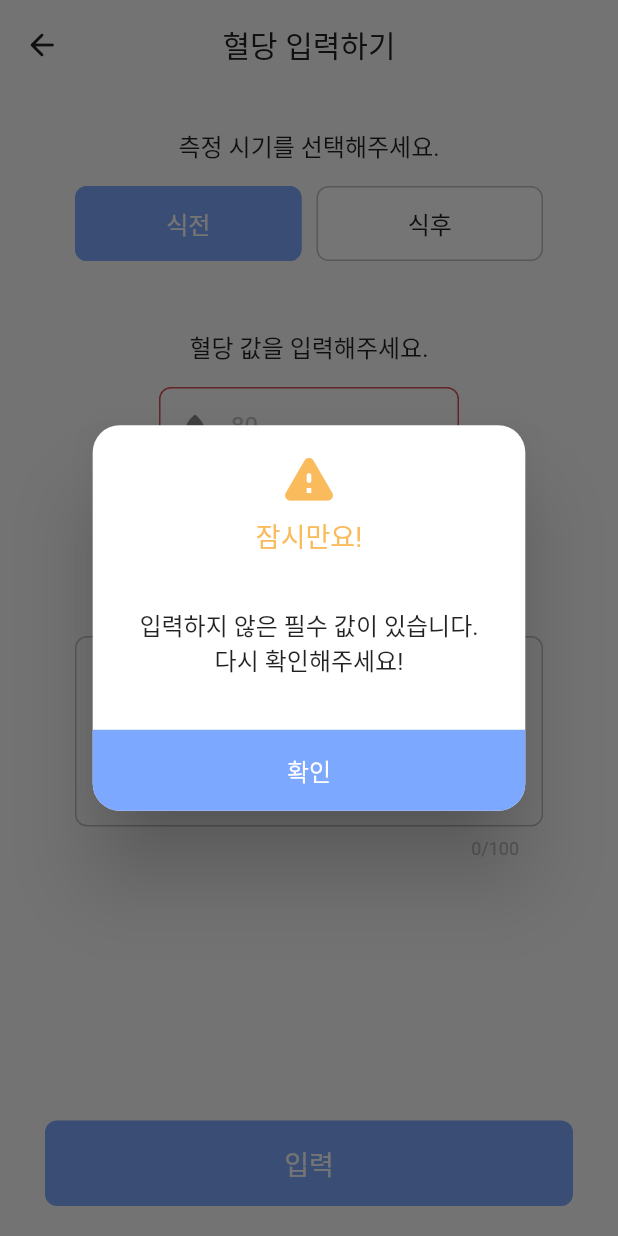
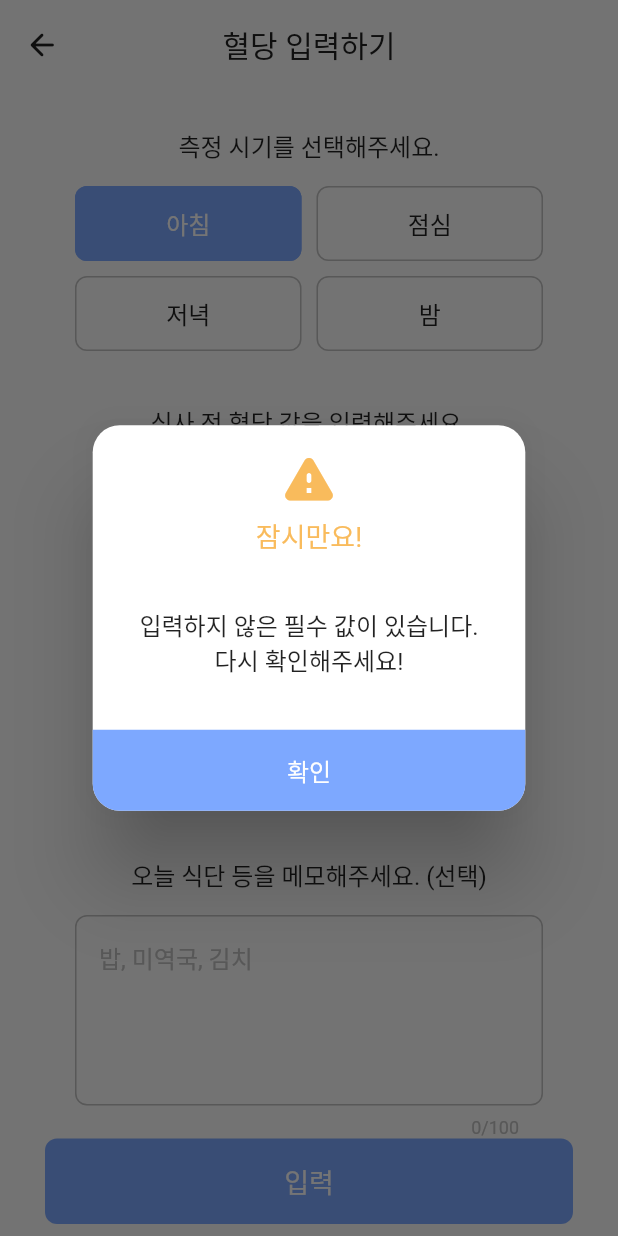
Before and after one commit to wkkyu088/senior_health_care, a Flutter app: the BloodSugarInputScreen screen opened directly, after a tap on "입력", on a phone screen of 412 x 824 dp. Run offline on Flutter 3.47's test engine with Material 2 defaults, Android fonts, the light colour scheme and no system bars; our stand-ins replace carousel_slider, cloud_firestore, firebase_auth, firebase_core, fluttertoast, google_sign_in and 1 more; accounts and stored records are empty; Roboto replaces fonts that are missing (PretendardB, PretendardM).

Commit message:
혈당 식전 식후로 나눠서 입력, 토글버튼 배경 색상 변경

```diff
--- a/lib/screens/inputScreens/blood_pressure_input.dart
+++ b/lib/screens/inputScreens/blood_pressure_input.dart
@@ -73,7 +73,7 @@ class _BloodPressureInputScreenState extends State<BloodPressureInputScreen> {
         },
         style: TextButton.styleFrom(
           primary: kGrey,
-          backgroundColor: selected == idx ? kMain : kWhite,
+          backgroundColor: selected == idx ? kMain : kBackground,
           shape: RoundedRectangleBorder(
             side: BorderSide(color: selected == idx ? kMain : kGrey, width: 1),
             borderRadius: kBorderRadiusS,
--- a/lib/screens/inputScreens/blood_sugar_input.dart
+++ b/lib/screens/inputScreens/blood_sugar_input.dart
@@ -19,10 +19,12 @@ class BloodSugarInputScreen extends StatefulWidget {
 class _BloodSugarInputScreenState extends State<BloodSugarInputScreen> {
   String date = DateFormat('yyyyMMdd').format(DateTime.now());
   int selected = 0;
-  List<String> selectName = ["식전", "식후"];
-  final valueCont = TextEditingController();
+  List<String> selectName = ["아침", "점심", "저녁", "밤"];
+  final beforeCont = TextEditingController();
+  final afterCont = TextEditingController();
   final memoCont = TextEditingController();
-  bool isValueEmpty = false;
+  bool isBeforeEmpty = false;
+  bool isAfterEmpty = false;
 
   void initData() async {
     final users = FirebaseFirestore.instance.collection('users').doc(uid);
@@ -62,7 +64,7 @@ class _BloodSugarInputScreenState extends State<BloodSugarInputScreen> {
         },
         style: TextButton.styleFrom(
           primary: kGrey,
-          backgroundColor: selected == idx ? kMain : kWhite,
+          backgroundColor: selected == idx ? kMain : kBackground,
           shape: RoundedRectangleBorder(
             side: BorderSide(color: selected == idx ? kMain : kGrey, width: 1),
             borderRadius: kBorderRadiusS,
@@ -87,6 +89,8 @@ class _BloodSugarInputScreenState extends State<BloodSugarInputScreen> {
           child: Column(
             children: [
               description("측정 시기를 선택해주세요."),
+              Column(
+                children: [
                   Row(
                     mainAxisAlignment: MainAxisAlignment.center,
                     children: [
@@ -95,16 +99,36 @@ class _BloodSugarInputScreenState extends State<BloodSugarInputScreen> {
                       radioButton(selectName[1], 1),
                     ],
                   ),
-              const SizedBox(height: 30),
+                  const SizedBox(height: 10),
+                  Row(
+                    mainAxisAlignment: MainAxisAlignment.center,
+                    children: [
+                      radioButton(selectName[2], 2),
+                      const SizedBox(width: 10),
+                      radioButton(selectName[3], 3),
+                    ],
+                  ),
+                ],
+              ),
+              const SizedBox(height: 20),
               customField(
-                "혈당 값을 입력해주세요.",
-                valueCont,
+                "식사 전 혈당 값을 입력해주세요.",
+                beforeCont,
                 Icons.water_drop_rounded,
                 "mg/dL",
                 "80",
-                isValueEmpty,
+                isBeforeEmpty,
               ),
-              const SizedBox(height: 30),
+              const SizedBox(height: 10),
+              customField(
+                "식사 후 혈당 값을 입력해주세요.",
+                afterCont,
+                Icons.water_drop_rounded,
+                "mg/dL",
+                "140",
+                isAfterEmpty,
+              ),
+              const SizedBox(height: 20),
               customMultiField(
                 screenWidth,
                 "오늘 식단 등을 메모해주세요. (선택)",
@@ -117,77 +141,61 @@ class _BloodSugarInputScreenState extends State<BloodSugarInputScreen> {
                   children: [
                     TextButton(
                       onPressed: () async {
-                        if (valueCont.text == "") {
+                        if (beforeCont.text == "" || afterCont.text == "") {
                           showWarningDialog(
                               context, "입력하지 않은 필수 값이 있습니다.\n다시 확인해주세요!");
-                          isValueEmpty = true;
+                          if (beforeCont.text == "") {
+                            isBeforeEmpty = true;
                             setState(() {});
+                          }
+                          if (afterCont.text == "") {
+                            isAfterEmpty = true;
+                            setState(() {});
+                          }
                         } else {
-                          int value = int.parse(valueCont.text);
+                          int before = int.parse(beforeCont.text);
+                          int after = int.parse(afterCont.text);
 
                           print(
-                              "$date ${selectName[selected]} $value ${memoCont.text}");
+                              "$date ${selectName[selected]} $before $after ${memoCont.text}");
 
-                          await InputManager.setBloodSugar(uid, date,
-                              selectName[selected], value, memoCont.text);
+                          await InputManager.setBloodSugar(
+                              uid,
+                              date,
+                              selectName[selected],
+                              before,
+                              after,
+                              memoCont.text);
 
                           if (!mounted) return;
-                          if (selected == 0) {
-                            if (value < 100) {
+
+                          if (before < 100 || after < 140) {
                             showResultDialog(
                               context,
                               "정상",
                               "safe",
-                                "식사 전\n혈당 값 : $value mg/dL",
+                              "식사 전 혈당 값 : $before mg/dL\n식사 후 혈당 값 : $after mg/dL",
                               const BloodSugarResultScreen(),
                             );
-                            } else if (value >= 100 && value <= 125) {
+                          } else if ((before >= 100 && before <= 125) ||
+                              (after >= 140 && after <= 199)) {
                             showResultDialog(
                               context,
                               "당뇨 전단계",
                               "warn",
-                                "식사 전\n혈당 값 : $value mg/dL",
+                              "식사 전 혈당 값 : $before mg/dL\n식사 후 혈당 값 : $after mg/dL",
                               const BloodSugarResultScreen(),
                             );
-                            } else if (value >= 126) {
+                          } else if (before >= 126 || after >= 200) {
                             showResultDialog(
                               context,
                               "당뇨병",
                               "danger",
-                                "식사 전\n혈당 값 : $value mg/dL",
+                              "식사 전 혈당 값 : $before mg/dL\n식사 후 혈당 값 : $after mg/dL",
                               const BloodSugarResultScreen(),
                             );
                           } else {
                             showWarningDialog(context, "측정 불가");
-                            }
-                          } else {
-                            if (value < 140) {
-                              showResultDialog(
-                                context,
-                                "정상",
-                                "safe",
-                                "식사 후\n혈당 값 : $value mg/dL",
-                                const BloodSugarResultScreen(),
-                              );
-                            } else if (value >= 140 && value <= 199) {
-                              showResultDialog(
-                                context,
-                                "당뇨 전단계",
-                                "warn",
-                                "식사 후\n혈당 값 : $value mg/dL",
-                                const BloodSugarResultScreen(),
-                              );
-                            } else if (value >= 200) {
-                              showResultDialog(
-                                context,
-                                "당뇨병",
-                                "danger",
-                                "식사 후\n혈당 값 : $value mg/dL",
-                                const BloodSugarResultScreen(),
-                              );
-                            } else {
-                              showWarningDialog(context, "측정 불가");
-                            }
                           }
                         }
                       },
--- a/lib/screens/inputScreens/heart_rate_input.dart
+++ b/lib/screens/inputScreens/heart_rate_input.dart
@@ -62,7 +62,7 @@ class _HeartRateInputScreenState extends State<HeartRateInputScreen> {
         },
         style: TextButton.styleFrom(
           primary: kGrey,
-          backgroundColor: selected == idx ? kMain : kWhite,
+          backgroundColor: selected == idx ? kMain : kBackground,
           shape: RoundedRectangleBorder(
             side: BorderSide(color: selected == idx ? kMain : kGrey, width: 1),
             borderRadius: kBorderRadiusS,
--- a/lib/utils/firestore.dart
+++ b/lib/utils/firestore.dart
@@ -100,16 +100,17 @@ class InputManager {
   }
 
   // 혈당 입력하기
-  static setBloodSugar(userId, date, term, value, memo) async {
+  static setBloodSugar(userId, date, term, before, after, memo) async {
     final bloodSugars = users.doc(userId).collection('bloodSugar');
 
     await bloodSugars.doc(date).set({
       'term': term,
-      'value': value,
+      'before': before,
+      'after': after,
       'memo': memo,
     });
 
-    print("------------- $date : 혈당 입력 ($term, $value, $memo)");
+    print("------------- $date : 혈당 입력 ($term, $before, $after, $memo)");
   }
 
   // 몸무게 입력하기
```
Lines whose indentation alone changed are shown as unchanged.
